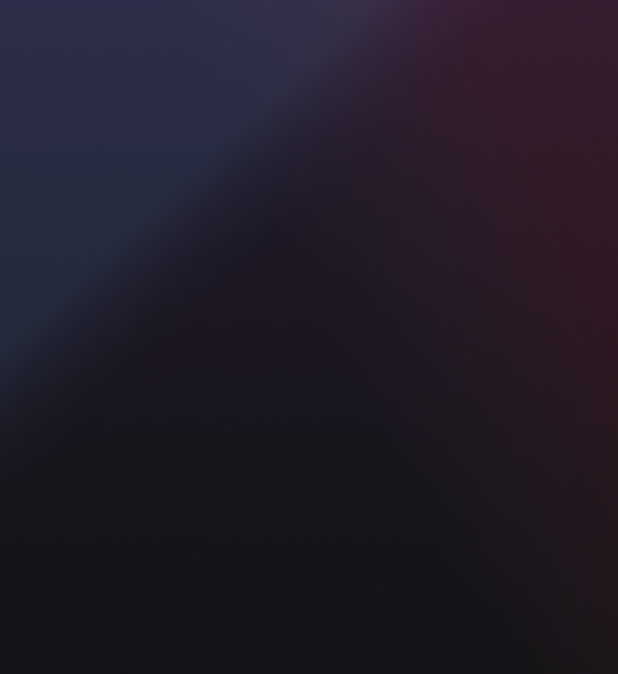
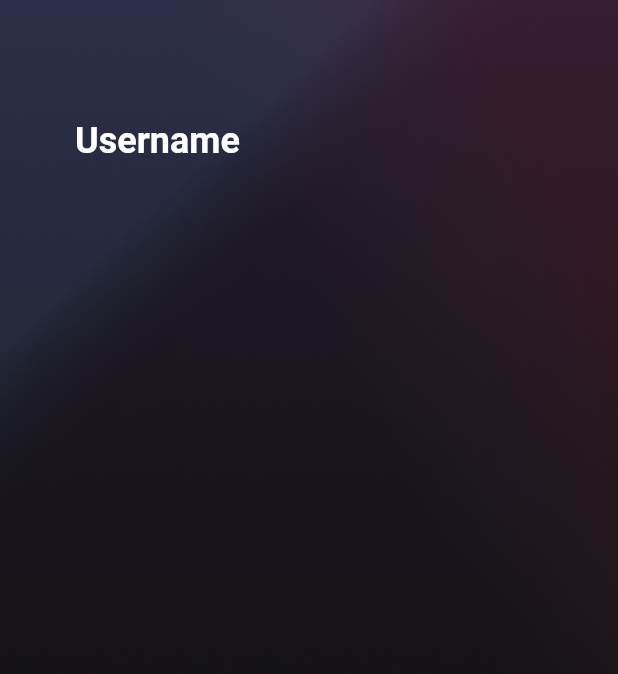
Before and after one commit to Tr1ck4/Music-focus-app, a Flutter app: the SettingPage screen opened directly, on a phone screen of 412 x 824 dp. Shown: the top 674 px of the screen. Run offline on Flutter 3.47's test engine with Material 2 defaults, Android fonts, the phone set to English and light mode, and no system bars; our stand-ins replace audioplayers.

Commit message:
icon packs

```diff
--- a/lib/SettingPage.dart
+++ b/lib/SettingPage.dart
@@ -22,6 +22,25 @@ class _SettingPageState extends State<SettingPage> {
               ),
             ),
           ),
+          Padding(
+            padding: EdgeInsets.all(50),
+            child: Column(children: [
+              SizedBox(
+                height: 30,
+              ),
+              Row(
+                children: [
+                  Text(
+                    'Username',
+                    style: TextStyle(
+                        fontSize: 24,
+                        fontWeight: FontWeight.bold,
+                        color: Colors.white),
+                  ),
+                ],
+              )
+            ]),
+          )
         ],
       )),
     );
```
Also changed, not shown: assets/icon/liked.png (added), assets/icon/notliked.png (added), assets/icon/recent.png (added), assets/icon/tracks.png (added), assets/icon/user.png (added).
